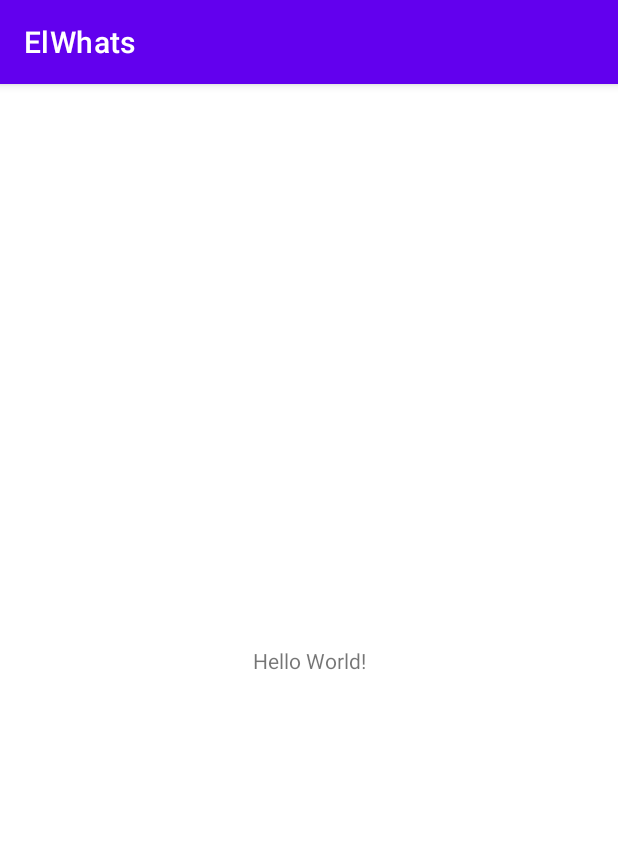
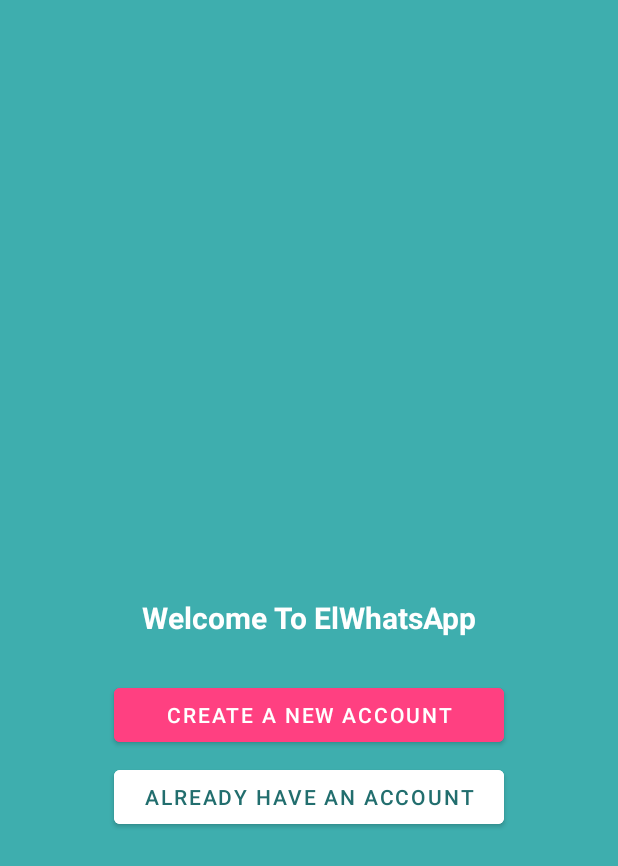
Before and after one commit to 7imaZz/ElWhats, an Android app: the screen it shows after launch (MainActivity before the commit, StartActivity after it), on a phone screen of 412 x 824 dp. Shown: the top 866 px of the screen. Run offline under Robolectric (Android 15) with nearby library versions, the phone set to English and light mode, and no system bars; our stand-ins replace ButterKnife, sdp/ssp sizes.

```diff
--- /dev/null
+++ b/app/src/main/java/com/shorbgy/elwhats/StartActivity.java
@@ -0,0 +1,37 @@
+package com.shorbgy.elwhats;
+
+import androidx.appcompat.app.AppCompatActivity;
+
+import android.annotation.SuppressLint;
+import android.content.Intent;
+import android.os.Bundle;
+import android.widget.Button;
+
+import butterknife.BindView;
+import butterknife.ButterKnife;
+
+@SuppressLint("NonConstantResourceId")
+public class StartActivity extends AppCompatActivity {
+
+    @BindView(R.id.reg_btn)
+    Button regButton;
+    @BindView(R.id.login_btn)
+    Button loginButton;
+
+    @Override
+    protected void onCreate(Bundle savedInstanceState) {
+        super.onCreate(savedInstanceState);
+        setContentView(R.layout.activity_start);
+        ButterKnife.bind(this);
+
+        regButton.setOnClickListener(v -> {
+            Intent intent = new Intent(StartActivity.this, RegisterActivity.class);
+            startActivity(intent);
+        });
+
+        loginButton.setOnClickListener(v -> {
+            Intent intent = new Intent(StartActivity.this, LoginActivity.class);
+            startActivity(intent);
+        });
+    }
+}
--- a/app/src/main/res/layout/activity_main.xml
+++ b/app/src/main/res/layout/activity_main.xml
@@ -1,18 +1,8 @@
 <?xml version="1.0" encoding="utf-8"?>
 <androidx.constraintlayout.widget.ConstraintLayout xmlns:android="http://schemas.android.com/apk/res/android"
-    xmlns:app="http://schemas.android.com/apk/res-auto"
     xmlns:tools="http://schemas.android.com/tools"
     android:layout_width="match_parent"
     android:layout_height="match_parent"
     tools:context=".MainActivity">
 
-    <TextView
-        android:layout_width="wrap_content"
-        android:layout_height="wrap_content"
-        android:text="Hello World!"
-        app:layout_constraintBottom_toBottomOf="parent"
-        app:layout_constraintLeft_toLeftOf="parent"
-        app:layout_constraintRight_toRightOf="parent"
-        app:layout_constraintTop_toTopOf="parent" />
-
 </androidx.constraintlayout.widget.ConstraintLayout>
--- /dev/null
+++ b/app/src/main/res/layout/activity_start.xml
@@ -0,0 +1,42 @@
+<?xml version="1.0" encoding="utf-8"?>
+<RelativeLayout xmlns:android="http://schemas.android.com/apk/res/android"
+    xmlns:tools="http://schemas.android.com/tools"
+    android:layout_width="match_parent"
+    android:layout_height="match_parent"
+    android:background="@color/colorPrimary"
+    tools:context=".StartActivity">
+
+    <TextView
+        android:id="@+id/welcome_tv"
+        android:layout_width="wrap_content"
+        android:layout_height="wrap_content"
+        android:text="@string/welcome_to_elwhatsapp"
+        android:layout_centerInParent="true"
+        android:textColor="@android:color/white"
+        android:textSize="20sp"
+        android:layout_margin="@dimen/_16sdp"
+        android:textStyle="bold"/>
+
+    <Button
+        android:id="@+id/reg_btn"
+        android:layout_width="@dimen/_200sdp"
+        android:layout_height="wrap_content"
+        android:layout_below="@+id/welcome_tv"
+        android:layout_centerInParent="true"
+        android:layout_marginTop="@dimen/_5sdp"
+        android:backgroundTint="@color/colorAccent"
+        android:text="@string/create_a_new_account"
+        android:textColor="@android:color/white"/>
+
+    <Button
+        android:id="@+id/login_btn"
+        android:layout_width="@dimen/_200sdp"
+        android:layout_height="wrap_content"
+        android:layout_below="@+id/reg_btn"
+        android:layout_centerInParent="true"
+        android:layout_marginTop="@dimen/_5sdp"
+        android:text="@string/already_have_an_account"
+        android:textColor="@color/colorPrimaryDark"
+        android:backgroundTint="@android:color/white"/>
+
+</RelativeLayout>
--- a/app/src/main/res/values-night/themes.xml
+++ b/app/src/main/res/values-night/themes.xml
@@ -1,6 +1,6 @@
 <resources xmlns:tools="http://schemas.android.com/tools">
     <!-- Base application theme. -->
-    <style name="Theme.ElWhats" parent="Theme.MaterialComponents.DayNight.DarkActionBar">
+    <style name="Theme.ElWhats" parent="Theme.MaterialComponents.DayNight.NoActionBar">
         <!-- Primary brand color. -->
         <item name="colorPrimary">@color/purple_200</item>
         <item name="colorPrimaryVariant">@color/purple_700</item>
--- a/app/src/main/res/values/colors.xml
+++ b/app/src/main/res/values/colors.xml
@@ -7,4 +7,9 @@
     <color name="teal_700">#FF018786</color>
     <color name="black">#FF000000</color>
     <color name="white">#FFFFFFFF</color>
+
+    <color name="colorPrimary">#3EAEAE</color>
+    <color name="colorPrimaryDark">#226E6E</color>
+    <color name="colorAccent">#FF4081</color>
+
 </resources>
--- a/app/src/main/res/values/strings.xml
+++ b/app/src/main/res/values/strings.xml
@@ -1,3 +1,13 @@
 <resources>
     <string name="app_name">ElWhats</string>
+    <string name="create_new_account">Create A New Account</string>
+    <string name="username">Username</string>
+    <string name="email">Email</string>
+    <string name="password">Password</string>
+    <string name="register">Register</string>
+    <string name="welcome_to_elwhatsapp">Welcome To ElWhatsApp</string>
+    <string name="create_a_new_account">Create A New Account</string>
+    <string name="already_have_an_account">Already Have An Account</string>
+    <string name="login_to_elwhatsapp">Login To ElWhatsApp</string>
+    <string name="login">Login</string>
 </resources>
--- a/app/src/main/res/values/themes.xml
+++ b/app/src/main/res/values/themes.xml
@@ -1,6 +1,6 @@
 <resources xmlns:tools="http://schemas.android.com/tools">
     <!-- Base application theme. -->
-    <style name="Theme.ElWhats" parent="Theme.MaterialComponents.DayNight.DarkActionBar">
+    <style name="Theme.ElWhats" parent="Theme.MaterialComponents.DayNight.NoActionBar">
         <!-- Primary brand color. -->
         <item name="colorPrimary">@color/purple_500</item>
         <item name="colorPrimaryVariant">@color/purple_700</item>
--- a/build.gradle
+++ b/build.gradle
@@ -6,6 +6,7 @@ buildscript {
     }
     dependencies {
         classpath "com.android.tools.build:gradle:4.1.1"
+        classpath 'com.google.gms:google-services:4.3.4'
 
         // NOTE: Do not place your application dependencies here; they belong
         // in the individual module build.gradle files
```
Also changed, not shown: app/build.gradle (+16 -0 lines), app/src/main/AndroidManifest.xml (+7 -1 lines), app/src/main/java/com/shorbgy/elwhats/LoginActivity.java (added, +67 -0 lines), app/src/main/java/com/shorbgy/elwhats/RegisterActivity.java (added, +94 -0 lines), app/src/main/res/layout/activity_login.xml (added, +57 -0 lines), app/src/main/res/layout/activity_register.xml (added, +65 -0 lines), app/src/main/res/layout/bar_layout.xml (added, +9 -0 lines), gradle/wrapper/gradle-wrapper.properties, 1 other file.
